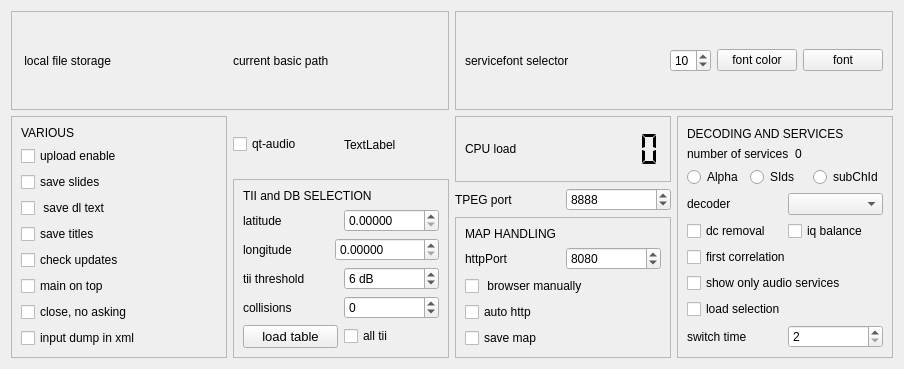
Old version of the form sources/main/forms-v7/config-helper.ui in the repository JvanKatwijk/qt-dab.
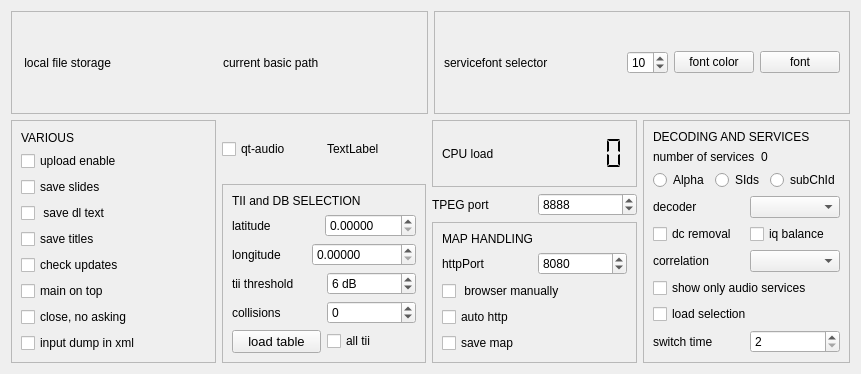
New version of the form. Custom widgets are drawn as their Qt base class.

Patch:
```diff
--- a/sources/main/forms-v7/config-helper.ui
+++ b/sources/main/forms-v7/config-helper.ui
@@ -6,8 +6,8 @@
    <rect>
     <x>0</x>
     <y>0</y>
-    <width>904</width>
-    <height>369</height>
+    <width>861</width>
+    <height>374</height>
    </rect>
   </property>
   <property name="windowTitle">
@@ -645,14 +645,18 @@
          </layout>
         </item>
         <item>
-         <widget class="QCheckBox" name="correlationSelector">
-          <property name="toolTip">
-           <string>&lt;html&gt;&lt;head/&gt;&lt;body&gt;&lt;p&gt;Synchronization of the receiver software with the incoming samplestream is dome using a correlation algorithm. As the scope on the displaywidget often shows is that there is more than a single peak in the correlation. Normally, the strongest peak is used, however, sometimes the difference in stength between peaks is so small, that the &amp;quot;strongest&amp;quot; one changes quite often.&lt;/p&gt;&lt;p&gt;Selecting this ensures that the software takes the first of the peaks that meets some strength criteria&lt;/p&gt;&lt;/body&gt;&lt;/html&gt;</string>
-          </property>
+         <layout class="QHBoxLayout" name="horizontalLayout_20">
+          <item>
+           <widget class="QLabel" name="label">
           <property name="text">
-           <string>first correlation</string>
-          </property>
-         </widget>
+             <string>correlation</string>
+            </property>
+           </widget>
+          </item>
+          <item>
+           <widget class="QComboBox" name="correlationSelector"/>
+          </item>
+         </layout>
         </item>
         <item>
          <widget class="QCheckBox" name="audioServices_only">
```
Lines whose indentation alone changed are shown as unchanged.
